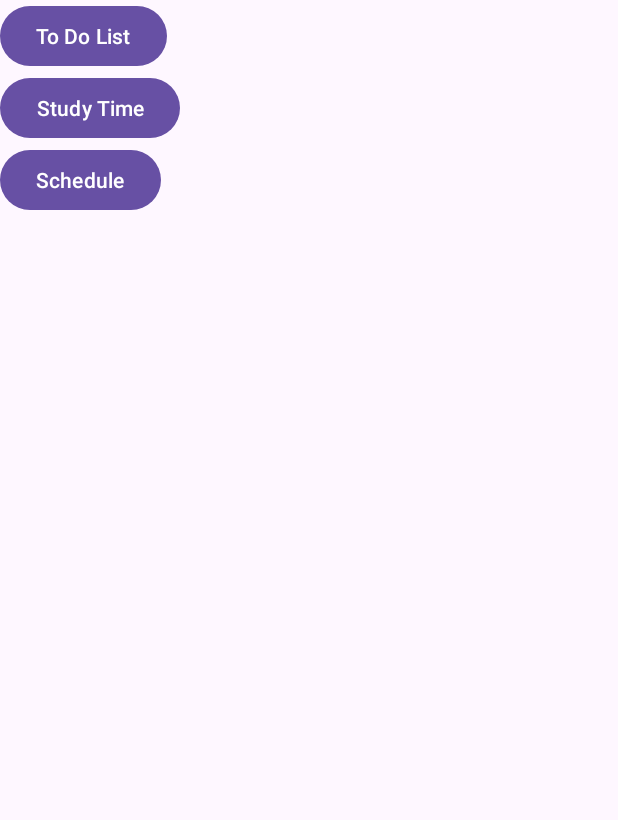
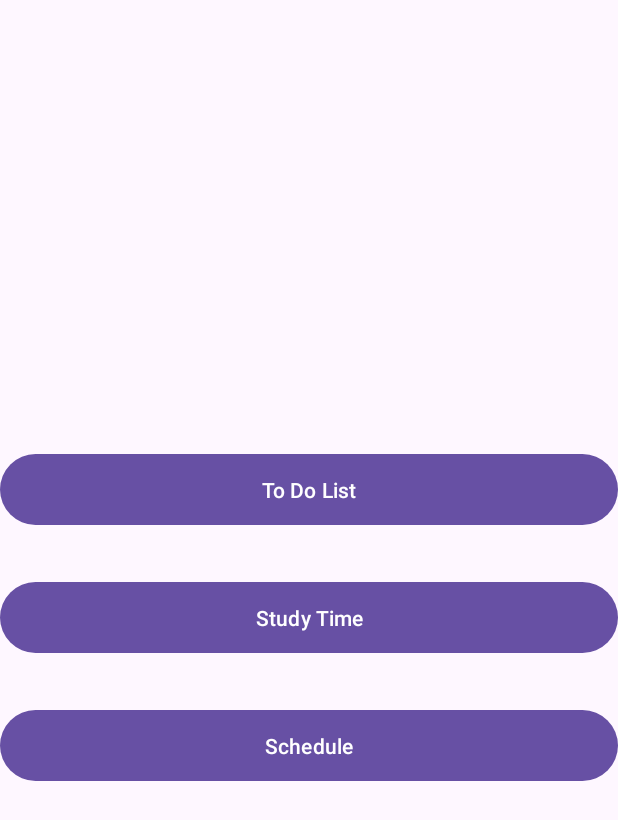
Before and after one commit to Watanabe-39/StudyApp, an Android app: the screen it shows after launch (MainActivity), on a phone screen of 412 x 824 dp. Shown: the top 820 px of the screen. Run offline under Robolectric (Android 15) with nearby library versions, the phone set to English and light mode, and no system bars.

Commit message:
DBの日付データに日本時刻を適用する

```diff
--- a/app/src/main/java/com/example/studyapp/DBHelper.kt
+++ b/app/src/main/java/com/example/studyapp/DBHelper.kt
@@ -30,7 +30,7 @@ class DBHelper(
         private const val SQL_CREATE_STUDY_TABLE_TEMPLATE = """
             CREATE TABLE IF NOT EXISTS %s (
                 id INTEGER PRIMARY KEY AUTOINCREMENT,
-                study_date DATE DEFAULT CURRENT_TIMESTAMP,
+                study_date DATE DEFAULT (datetime(CURRENT_TIMESTAMP, '+9 hours')),
                 total_minutes INTEGER
             )
         """
--- a/app/src/main/java/com/example/studyapp/StudyTimeActivity.kt
+++ b/app/src/main/java/com/example/studyapp/StudyTimeActivity.kt
@@ -2,6 +2,7 @@ package com.example.studyapp
 
 import android.app.AlertDialog
 import android.content.ContentValues
+import android.graphics.Color
 import android.os.Bundle
 import android.widget.ArrayAdapter
 import android.widget.Button
@@ -106,8 +107,9 @@ class StudyTimeActivity : AppCompatActivity() {
                 legend.isEnabled = true
                 setUsePercentValues(true)
                 setEntryLabelTextSize(12f)
-                centerText = "Today's Study Time"
+                centerText = "今日の勉強$totalTime" + "分"
                 setCenterTextSize(16f)
+                legend.textColor = Color.YELLOW
             }
             // pieChartStudyTimeを更新
             pieChartStudyTime.invalidate()
--- a/app/src/main/res/layout/activity_main.xml
+++ b/app/src/main/res/layout/activity_main.xml
@@ -4,28 +4,33 @@
     xmlns:tools="http://schemas.android.com/tools"
     android:id="@+id/main"
     android:layout_width="match_parent"
-    android:layout_height="match_parent"
-    tools:context=".MainActivity">
+    android:layout_height="wrap_content"
+    tools:context=".MainActivity"
+    android:orientation="vertical"
+    android:layout_gravity="center_vertical">
 
     <Button
         android:id="@+id/todo_navigate_button"
-        android:layout_width="wrap_content"
-        android:layout_height="wrap_content"
-        android:text="To Do List" />
+        android:layout_width="match_parent"
+        android:layout_height="55dp"
+        android:text="To Do List"
+        android:layout_marginTop= "30dp"/>
 
     <Button
         android:id="@+id/study_time_navigate_button"
-        android:layout_width="wrap_content"
-        android:layout_height="wrap_content"
+        android:layout_width="match_parent"
+        android:layout_height="55dp"
         android:text="Study Time"
-        app:layout_constraintTop_toBottomOf="@id/todo_navigate_button" />
+        app:layout_constraintTop_toBottomOf="@id/todo_navigate_button"
+        android:layout_marginTop="30dp"/>
 
     <Button
         android:id="@+id/scadule_navigate_button"
-        android:layout_width="wrap_content"
-        android:layout_height="wrap_content"
+        android:layout_width="match_parent"
+        android:layout_height="55dp"
         android:text="Schedule"
-        app:layout_constraintTop_toBottomOf="@id/study_time_navigate_button"/>
+        app:layout_constraintTop_toBottomOf="@id/study_time_navigate_button"
+        android:layout_marginTop="30dp"/>
 
     <androidx.constraintlayout.widget.Guideline
         android:id="@+id/guideline"
```
